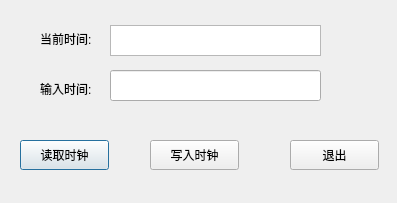
Before: the Qt Designer form Project/pro/ui/sys_timesync.ui in Paul3326/FFT_4Qt, drawn with Qt 5.
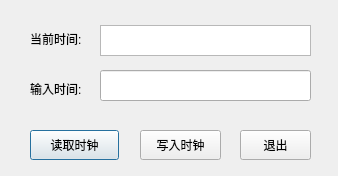
After: the same form once the commit is applied.

What changed in the file:
```diff
--- a/Project/pro/ui/sys_timesync.ui
+++ b/Project/pro/ui/sys_timesync.ui
@@ -6,8 +6,8 @@
    <rect>
     <x>0</x>
     <y>0</y>
-    <width>397</width>
-    <height>203</height>
+    <width>338</width>
+    <height>176</height>
    </rect>
   </property>
   <property name="windowTitle">
@@ -16,7 +16,7 @@
   <widget class="QLabel" name="label">
    <property name="geometry">
     <rect>
-     <x>40</x>
+     <x>30</x>
      <y>30</y>
      <width>67</width>
      <height>17</height>
@@ -29,7 +29,7 @@
   <widget class="QLabel" name="label_2">
    <property name="geometry">
     <rect>
-     <x>40</x>
+     <x>30</x>
      <y>80</y>
      <width>67</width>
      <height>17</height>
@@ -42,8 +42,8 @@
   <widget class="QPushButton" name="pushButton_read">
    <property name="geometry">
     <rect>
-     <x>20</x>
-     <y>140</y>
+     <x>30</x>
+     <y>130</y>
      <width>89</width>
      <height>30</height>
     </rect>
@@ -55,9 +55,9 @@
   <widget class="QPushButton" name="pushButton_write">
    <property name="geometry">
     <rect>
-     <x>150</x>
-     <y>140</y>
-     <width>89</width>
+     <x>140</x>
+     <y>130</y>
+     <width>81</width>
      <height>30</height>
     </rect>
    </property>
@@ -68,9 +68,9 @@
   <widget class="QPushButton" name="pushButton_quit">
    <property name="geometry">
     <rect>
-     <x>290</x>
-     <y>140</y>
-     <width>89</width>
+     <x>240</x>
+     <y>130</y>
+     <width>71</width>
      <height>30</height>
     </rect>
    </property>
@@ -81,7 +81,7 @@
   <widget class="QTextEdit" name="textEdit_sys">
    <property name="geometry">
     <rect>
-     <x>110</x>
+     <x>100</x>
      <y>25</y>
      <width>211</width>
      <height>31</height>
@@ -91,7 +91,7 @@
   <widget class="QLineEdit" name="lineEdit_input">
    <property name="geometry">
     <rect>
-     <x>110</x>
+     <x>100</x>
      <y>70</y>
      <width>211</width>
      <height>31</height>
```
